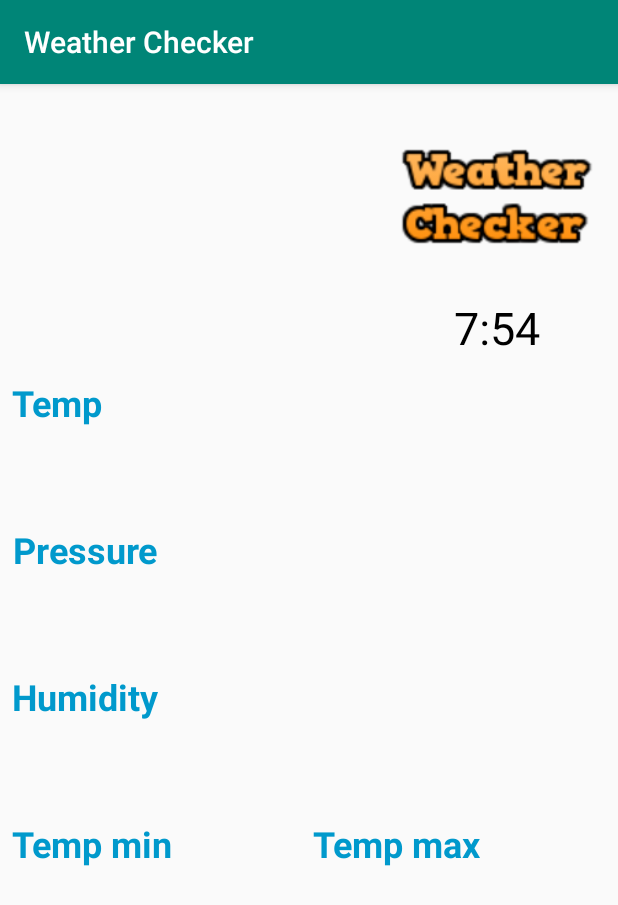
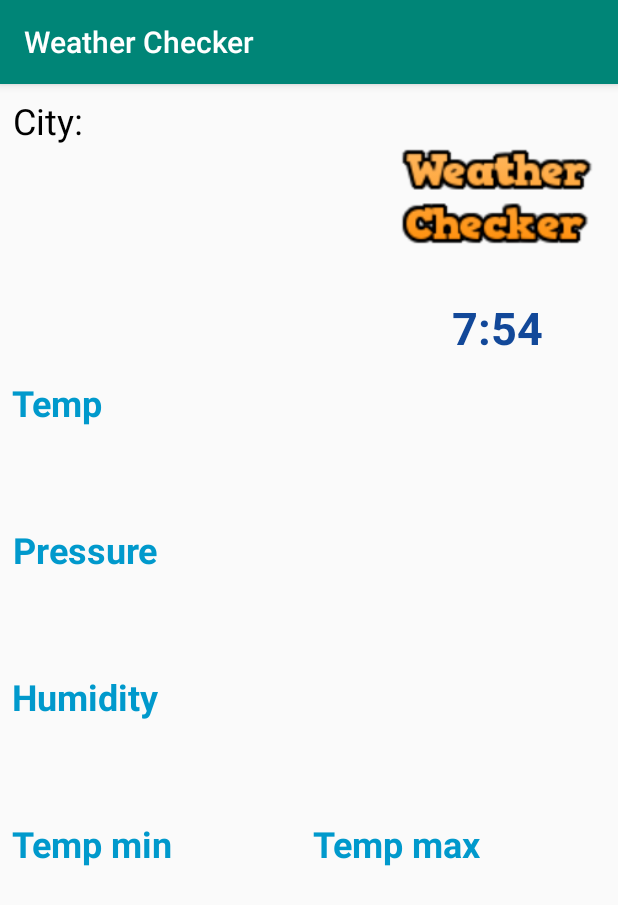
Before and after one commit to kamilmaestro/WeatherChecker, an Android app: the WeatherActivity screen opened directly, with no data from a screen before it, on a phone screen of 412 x 824 dp. Shown: the top 905 px of the screen. Run offline under Robolectric (Android 15) with nearby library versions, the phone set to English and light mode, and no system bars.

Commit message:
logo added,hour, linear layouts for main part of display linear for city, textView for displaying city

```diff
--- a/app/src/main/res/layout/activity_weather.xml
+++ b/app/src/main/res/layout/activity_weather.xml
@@ -30,6 +30,29 @@
                 android:layout_height="match_parent"
                 android:orientation="horizontal">
 
+                <LinearLayout
+                    android:layout_width="match_parent"
+                    android:layout_height="match_parent"
+                    android:layout_weight="1"
+                    android:orientation="vertical">
+
+                    <TextView
+                        android:id="@+id/cityConstText"
+                        android:layout_width="match_parent"
+                        android:layout_height="50dp"
+                        android:text="City:"
+                        android:textColor="@android:color/black"
+                        android:textSize="24sp" />
+
+                    <TextView
+                        android:id="@+id/cityNameText"
+                        android:layout_width="match_parent"
+                        android:layout_height="match_parent"
+                        android:textColor="@color/blue"
+                        android:textSize="30sp"
+                        android:textStyle="bold" />
+                </LinearLayout>
+
             </LinearLayout>
 
             <LinearLayout
@@ -58,8 +81,9 @@
                         android:layout_weight="1"
                         android:text="7:54"
                         android:textAlignment="center"
-                        android:textColor="@android:color/black"
-                        android:textSize="30sp" />
+                        android:textColor="@color/blue"
+                        android:textSize="30sp"
+                        android:textStyle="bold" />
 
                 </LinearLayout>
 
--- a/app/src/main/res/values/colors.xml
+++ b/app/src/main/res/values/colors.xml
@@ -3,4 +3,6 @@
     <color name="colorPrimary">#008577</color>
     <color name="colorPrimaryDark">#00574B</color>
     <color name="colorAccent">#D81B60</color>
+    <color name="blue">#124899</color>
+    <color name="orange">#F88E2B</color>
 </resources>
```
